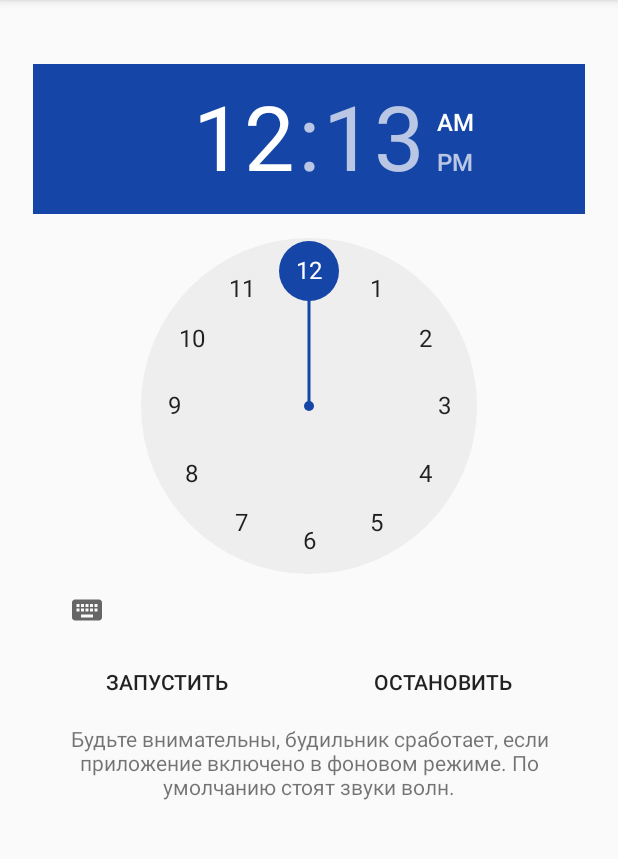
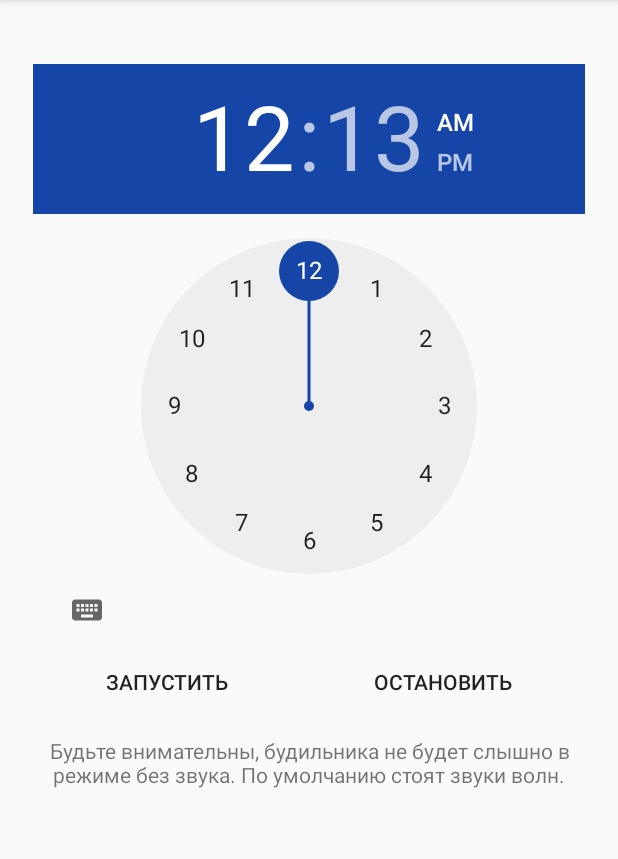
Before and after one commit to rect12/dream_diary, an Android app: the screen it shows after launch (MainActivity), in the side drawer, after a tap on "Alarm clock", on a phone screen of 412 x 824 dp, the part 84-943 px from its top. Run offline under Robolectric (Android 15) with nearby library versions, the phone set to English and light mode, and no system bars.

Commit message:
change text in alarm

```diff
--- a/app/src/main/res/values/strings.xml
+++ b/app/src/main/res/values/strings.xml
@@ -12,7 +12,7 @@
     <string name="delete_alert_dialog_positive_toast">dream was successfully removed</string>
     <string name="alarm_on">Запустить</string>
     <string name="alarm_off">Остановить</string>
-    <string name="alarm_question">Будьте внимательны, будильник сработает, если приложение включено в фоновом режиме. По умолчанию стоят звуки волн.</string>
+    <string name="alarm_question">Будьте внимательны, будильника не будет слышно в режиме без звука. По умолчанию стоят звуки волн.</string>
 
     <string-array name="themelist">
         <item>darkTheme</item>
```
